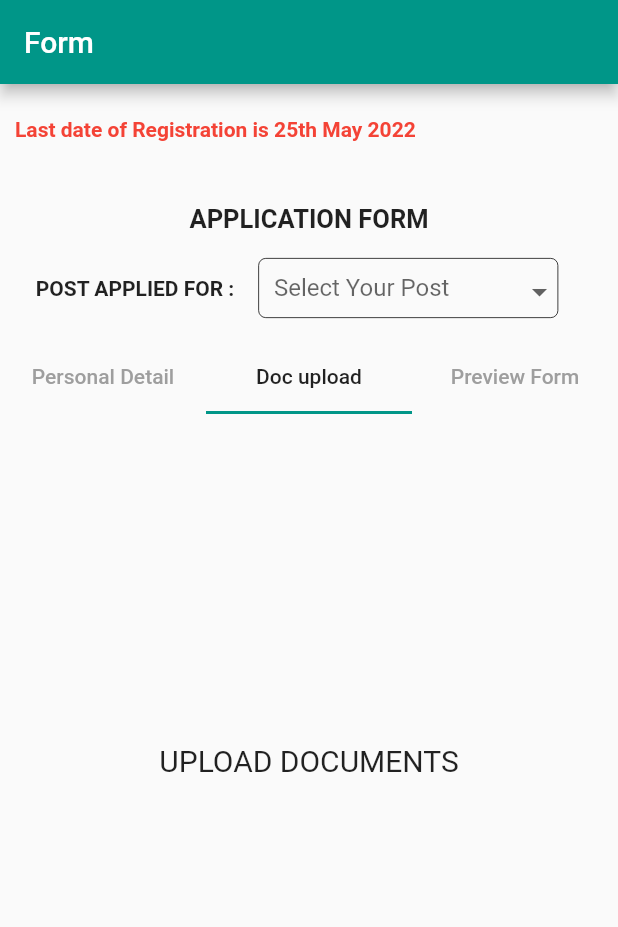
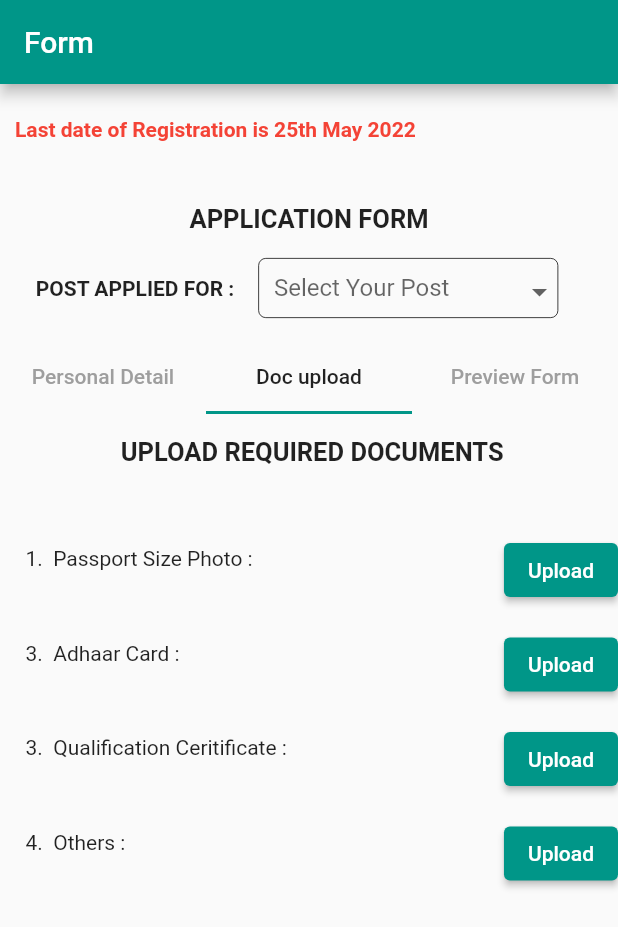
Before and after one commit to SarangthemAmarjit/FORM-TASK2.0, a Flutter app: the screen it shows after launch, tab 2 chosen, on a phone screen of 412 x 824 dp. Shown: the top 927 px of the screen. Run offline on Flutter 3.47's test engine with Material 2 defaults, Android fonts, the phone set to English and light mode, and no system bars; drawn by our look-alikes of marquee; our stand-ins replace datetime_picker_formfield, file_picker, open_file.

Commit message:
This is Form Task 3.0

```diff
--- /dev/null
+++ b/form1/lib/doc1.dart
@@ -0,0 +1,102 @@
+import 'package:flutter/material.dart';
+import 'package:open_file/open_file.dart';
+import 'package:file_picker/file_picker.dart';
+import 'dart:io';
+
+class Document1 extends StatefulWidget {
+  const Document1({Key? key}) : super(key: key);
+
+  @override
+  State<Document1> createState() => _Document1State();
+}
+
+class _Document1State extends State<Document1> with TickerProviderStateMixin {
+  FilePickerResult? result;
+  PlatformFile? file;
+  File? filetodisplay;
+  bool isloading = false;
+  void _openfile() async {
+    try {
+      setState(() {
+        isloading = true;
+      });
+
+      result = await FilePicker.platform.pickFiles(
+          type: FileType.custom,
+          allowMultiple: false,
+          allowedExtensions: ['jpg', 'jpeg', 'png', 'pdf']);
+
+      if (result == null) return;
+      file = result!.files.first;
+      filetodisplay = File(file!.path.toString());
+
+      setState(() {
+        isloading = true;
+      });
+    } catch (e) {
+      print(e);
+    }
+  }
+
+  void openfile(PlatformFile file) {
+    OpenFile.open(file.path!);
+  }
+
+  @override
+  Widget build(BuildContext context) {
+    TabController _tabcontroller = TabController(length: 3, vsync: this);
+    return Row(
+      mainAxisAlignment: MainAxisAlignment.spaceBetween,
+      children: [
+        Padding(
+          padding: const EdgeInsets.only(left: 17),
+          child: Text("1.  Passport Size Photo :"),
+        ),
+        Padding(
+          padding: const EdgeInsets.only(top: 15),
+          child: Column(
+            children: [
+              ElevatedButton(
+                  onPressed: () {
+                    _openfile();
+                  },
+                  child: Text("Upload",
+                      style: TextStyle(
+                        color: Colors.white,
+                      )),
+                  style: ButtonStyle(
+                      backgroundColor: MaterialStateProperty.all(Colors.teal))),
+              if (file != null)
+                Padding(
+                  padding: const EdgeInsets.only(top: 8),
+                  child: Container(
+                      child: Row(
+                    children: [
+                      Text("Done",
+                          style: TextStyle(
+                              color: Colors.blue, fontWeight: FontWeight.bold)),
+                      Icon(
+                        Icons.check_circle,
+                        color: Colors.green,
+                      )
+                    ],
+                  )),
+                ),
+            ],
+          ),
+        ),
+        if (file != null)
+          Padding(
+            padding: const EdgeInsets.only(bottom: 15, right: 10),
+            child: ElevatedButton(
+              onPressed: () {
+                openfile(file!);
+                _tabcontroller.animateTo(1);
+              },
+              child: Text('View'),
+            ),
+          )
+      ],
+    );
+  }
+}
--- /dev/null
+++ b/form1/lib/doc2.dart
@@ -0,0 +1,102 @@
+import 'package:flutter/material.dart';
+import 'package:open_file/open_file.dart';
+import 'package:file_picker/file_picker.dart';
+import 'dart:io';
+
+class Document2 extends StatefulWidget {
+  const Document2({Key? key}) : super(key: key);
+
+  @override
+  State<Document2> createState() => _Document2State();
+}
+
+class _Document2State extends State<Document2> with TickerProviderStateMixin {
+  FilePickerResult? result;
+  PlatformFile? file;
+  File? filetodisplay;
+  bool isloading = false;
+  void _openfile() async {
+    try {
+      setState(() {
+        isloading = true;
+      });
+
+      result = await FilePicker.platform.pickFiles(
+          type: FileType.custom,
+          allowMultiple: false,
+          allowedExtensions: ['jpg', 'jpeg', 'png', 'pdf']);
+
+      if (result == null) return;
+      file = result!.files.first;
+      filetodisplay = File(file!.path.toString());
+
+      setState(() {
+        isloading = true;
+      });
+    } catch (e) {
+      print(e);
+    }
+  }
+
+  void openfile(PlatformFile file) {
+    OpenFile.open(file.path!);
+  }
+
+  @override
+  Widget build(BuildContext context) {
+    TabController _tabcontroller = TabController(length: 3, vsync: this);
+    return Row(
+      mainAxisAlignment: MainAxisAlignment.spaceBetween,
+      children: [
+        Padding(
+          padding: const EdgeInsets.only(left: 17),
+          child: Text("3.  Adhaar Card :"),
+        ),
+        Padding(
+          padding: const EdgeInsets.only(top: 15),
+          child: Column(
+            children: [
+              ElevatedButton(
+                  onPressed: () {
+                    _openfile();
+                  },
+                  child: Text("Upload",
+                      style: TextStyle(
+                        color: Colors.white,
+                      )),
+                  style: ButtonStyle(
+                      backgroundColor: MaterialStateProperty.all(Colors.teal))),
+              if (file != null)
+                Padding(
+                  padding: const EdgeInsets.only(top: 8),
+                  child: Container(
+                      child: Row(
+                    children: [
+                      Text("Done",
+                          style: TextStyle(
+                              color: Colors.blue, fontWeight: FontWeight.bold)),
+                      Icon(
+                        Icons.check_circle,
+                        color: Colors.green,
+                      )
+                    ],
+                  )),
+                ),
+            ],
+          ),
+        ),
+        if (file != null)
+          Padding(
+            padding: const EdgeInsets.only(bottom: 15, right: 10),
+            child: ElevatedButton(
+              onPressed: () {
+                openfile(file!);
+                _tabcontroller.animateTo(1);
+              },
+              child: Text('View'),
+            ),
+          )
+      ],
+    );
+  }
+}
--- /dev/null
+++ b/form1/lib/doc3.dart
@@ -0,0 +1,102 @@
+import 'package:flutter/material.dart';
+import 'package:open_file/open_file.dart';
+import 'package:file_picker/file_picker.dart';
+import 'dart:io';
+
+class Document3 extends StatefulWidget {
+  const Document3({Key? key}) : super(key: key);
+
+  @override
+  State<Document3> createState() => _Document1State();
+}
+
+class _Document1State extends State<Document3> with TickerProviderStateMixin {
+  FilePickerResult? result;
+  PlatformFile? file;
+  File? filetodisplay;
+  bool isloading = false;
+  void _openfile() async {
+    try {
+      setState(() {
+        isloading = true;
+      });
+
+      result = await FilePicker.platform.pickFiles(
+          type: FileType.custom,
+          allowMultiple: false,
+          allowedExtensions: ['jpg', 'jpeg', 'png', 'pdf']);
+
+      if (result == null) return;
+      file = result!.files.first;
+      filetodisplay = File(file!.path.toString());
+
+      setState(() {
+        isloading = true;
+      });
+    } catch (e) {
+      print(e);
+    }
+  }
+
+  void openfile(PlatformFile file) {
+    OpenFile.open(file.path!);
+  }
+
+  @override
+  Widget build(BuildContext context) {
+    TabController _tabcontroller = TabController(length: 3, vsync: this);
+    return Row(
+      mainAxisAlignment: MainAxisAlignment.spaceBetween,
+      children: [
+        Padding(
+          padding: const EdgeInsets.only(left: 17),
+          child: Text("3.  Qualification Ceritificate :"),
+        ),
+        Padding(
+          padding: const EdgeInsets.only(top: 15),
+          child: Column(
+            children: [
+              ElevatedButton(
+                  onPressed: () {
+                    _openfile();
+                  },
+                  child: Text("Upload",
+                      style: TextStyle(
+                        color: Colors.white,
+                      )),
+                  style: ButtonStyle(
+                      backgroundColor: MaterialStateProperty.all(Colors.teal))),
+              if (file != null)
+                Padding(
+                  padding: const EdgeInsets.only(top: 8),
+                  child: Container(
+                      child: Row(
+                    children: [
+                      Text("Done",
+                          style: TextStyle(
+                              color: Colors.blue, fontWeight: FontWeight.bold)),
+                      Icon(
+                        Icons.check_circle,
+                        color: Colors.green,
+                      )
+                    ],
+                  )),
+                ),
+            ],
+          ),
+        ),
+        if (file != null)
+          Padding(
+            padding: const EdgeInsets.only(bottom: 15, right: 10),
+            child: ElevatedButton(
+              onPressed: () {
+                openfile(file!);
+                _tabcontroller.animateTo(1);
+              },
+              child: Text('View'),
+            ),
+          )
+      ],
+    );
+  }
+}
--- /dev/null
+++ b/form1/lib/doc4.dart
@@ -0,0 +1,102 @@
+import 'package:flutter/material.dart';
+import 'package:open_file/open_file.dart';
+import 'package:file_picker/file_picker.dart';
+import 'dart:io';
+
+class Document4 extends StatefulWidget {
+  const Document4({Key? key}) : super(key: key);
+
+  @override
+  State<Document4> createState() => _Document1State();
+}
+
+class _Document1State extends State<Document4> with TickerProviderStateMixin {
+  FilePickerResult? result;
+  PlatformFile? file;
+  File? filetodisplay;
+  bool isloading = false;
+  void _openfile() async {
+    try {
+      setState(() {
+        isloading = true;
+      });
+
+      result = await FilePicker.platform.pickFiles(
+          type: FileType.custom,
+          allowMultiple: false,
+          allowedExtensions: ['jpg', 'jpeg', 'png', 'pdf']);
+
+      if (result == null) return;
+      file = result!.files.first;
+      filetodisplay = File(file!.path.toString());
+
+      setState(() {
+        isloading = true;
+      });
+    } catch (e) {
+      print(e);
+    }
+  }
+
+  void openfile(PlatformFile file) {
+    OpenFile.open(file.path!);
+  }
+
+  @override
+  Widget build(BuildContext context) {
+    TabController _tabcontroller = TabController(length: 3, vsync: this);
+    return Row(
+      mainAxisAlignment: MainAxisAlignment.spaceBetween,
+      children: [
+        Padding(
+          padding: const EdgeInsets.only(left: 17),
+          child: Text("4.  Others :"),
+        ),
+        Padding(
+          padding: const EdgeInsets.only(top: 15),
+          child: Column(
+            children: [
+              ElevatedButton(
+                  onPressed: () {
+                    _openfile();
+                  },
+                  child: Text("Upload",
+                      style: TextStyle(
+                        color: Colors.white,
+                      )),
+                  style: ButtonStyle(
+                      backgroundColor: MaterialStateProperty.all(Colors.teal))),
+              if (file != null)
+                Padding(
+                  padding: const EdgeInsets.only(top: 8),
+                  child: Container(
+                      child: Row(
+                    children: [
+                      Text("Done",
+                          style: TextStyle(
+                              color: Colors.blue, fontWeight: FontWeight.bold)),
+                      Icon(
+                        Icons.check_circle,
+                        color: Colors.green,
+                      )
+                    ],
+                  )),
+                ),
+            ],
+          ),
+        ),
+        if (file != null)
+          Padding(
+            padding: const EdgeInsets.only(bottom: 15, right: 10),
+            child: ElevatedButton(
+              onPressed: () {
+                openfile(file!);
+                _tabcontroller.animateTo(1);
+              },
+              child: Text('View'),
+            ),
+          )
+      ],
+    );
+  }
+}
--- a/form1/lib/form_screen.dart
+++ b/form1/lib/form_screen.dart
@@ -1,10 +1,12 @@
 import 'package:flutter/material.dart';
 import 'package:intl/intl.dart';
 import 'package:datetime_picker_formfield/datetime_picker_formfield.dart';
-import 'package:flutter/rendering.dart';
-import 'package:flutter/cupertino.dart';
 import 'personal.dart';
 import 'package:marquee/marquee.dart';
+import 'doc1.dart';
+import 'doc2.dart';
+import 'doc3.dart';
+import 'doc4.dart';
 
 class FormScreen extends StatefulWidget {
   const FormScreen({Key? key}) : super(key: key);
@@ -37,6 +39,7 @@ class _FormScreenState extends State<FormScreen> with TickerProviderStateMixin {
   var format = DateFormat("yyyy-MM-dd");
   String? birthDateInString;
   DateTime? birthDate;
+
   final GlobalKey<FormState> _formkey = GlobalKey<FormState>();
   Widget _buildNameField() {
     return Padding(
@@ -332,7 +335,7 @@ class _FormScreenState extends State<FormScreen> with TickerProviderStateMixin {
                     blankSpace: 200,
 
                     velocity: 150,
-                    textScaleFactor: 1.11,
+                    textScaleFactor: 1.06,
                     pauseAfterRound: Duration(seconds: 1),
                     showFadingOnlyWhenScrolling: true,
                     //fadingEdgeStartFraction: 0.1,
@@ -414,7 +417,7 @@ class _FormScreenState extends State<FormScreen> with TickerProviderStateMixin {
               ),
               Container(
                 width: double.maxFinite,
-                height: 950,
+                height: 960,
                 child: TabBarView(controller: _tabcontroller, children: [
                   Container(
                     margin: EdgeInsets.all(24),
@@ -450,23 +453,21 @@ class _FormScreenState extends State<FormScreen> with TickerProviderStateMixin {
                           ],
                         )),
                   ),
+                  //2ND TAB BAR
                   Column(
-                    mainAxisAlignment: MainAxisAlignment.spaceAround,
                     children: [
-                      Center(
+                      Padding(
+                        padding: const EdgeInsets.only(top: 15, bottom: 30),
                         child: Text(
-                          "UPLOAD DOCUMENTS",
-                          style: TextStyle(fontSize: 20),
+                          " UPLOAD REQUIRED DOCUMENTS",
+                          style: TextStyle(
+                              fontWeight: FontWeight.bold, fontSize: 17),
                         ),
                       ),
-                      ElevatedButton(
-                          onPressed: null,
-                          child: Text("Upload",
-                              style:
-                                  TextStyle(color: Colors.white, fontSize: 16)),
-                          style: ButtonStyle(
-                              backgroundColor:
-                                  MaterialStateProperty.all(Colors.teal))),
+                      Document1(),
+                      Document2(),
+                      Document3(),
+                      Document4()
                     ],
                   ),
                   Center(
--- a/form1/pubspec.yaml
+++ b/form1/pubspec.yaml
@@ -39,6 +39,10 @@ dependencies:
   shared_preferences: ^2.0.15
   marquee: ^2.2.1
   marquee_widget: ^1.2.0
+  file_picker: ^4.5.1
+  image_picker: ^0.8.5+3
+  open_file: ^3.2.1
+
 
 dev_dependencies:
   flutter_test:
```
Also changed, not shown: form1/pubspec.lock.
